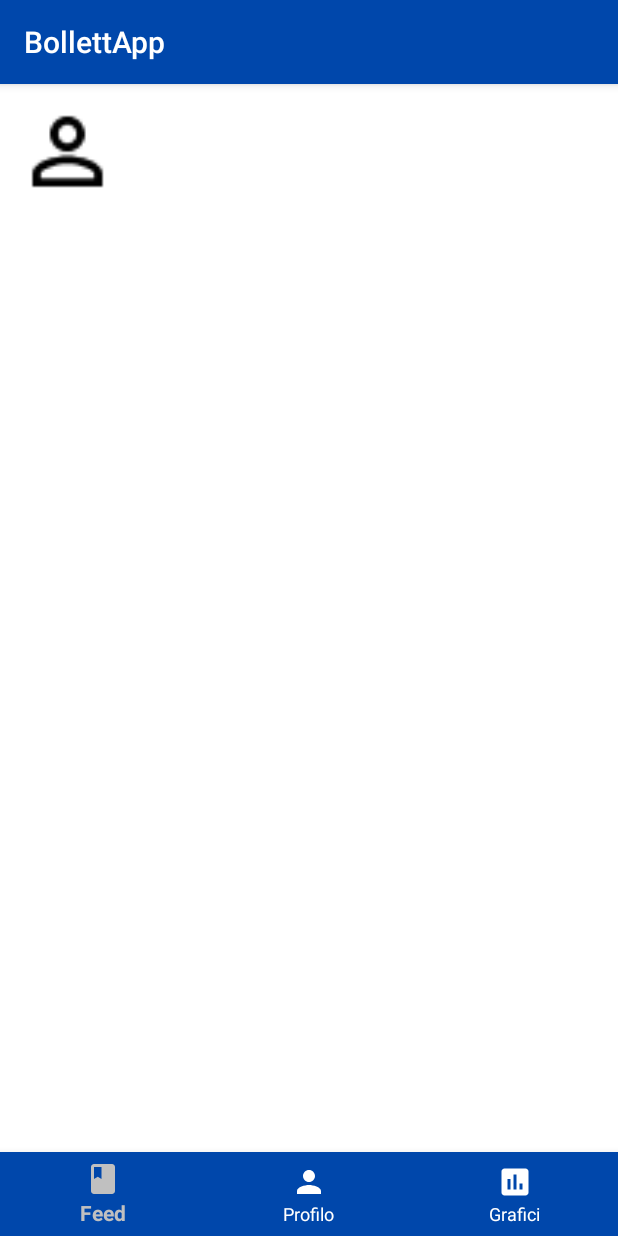
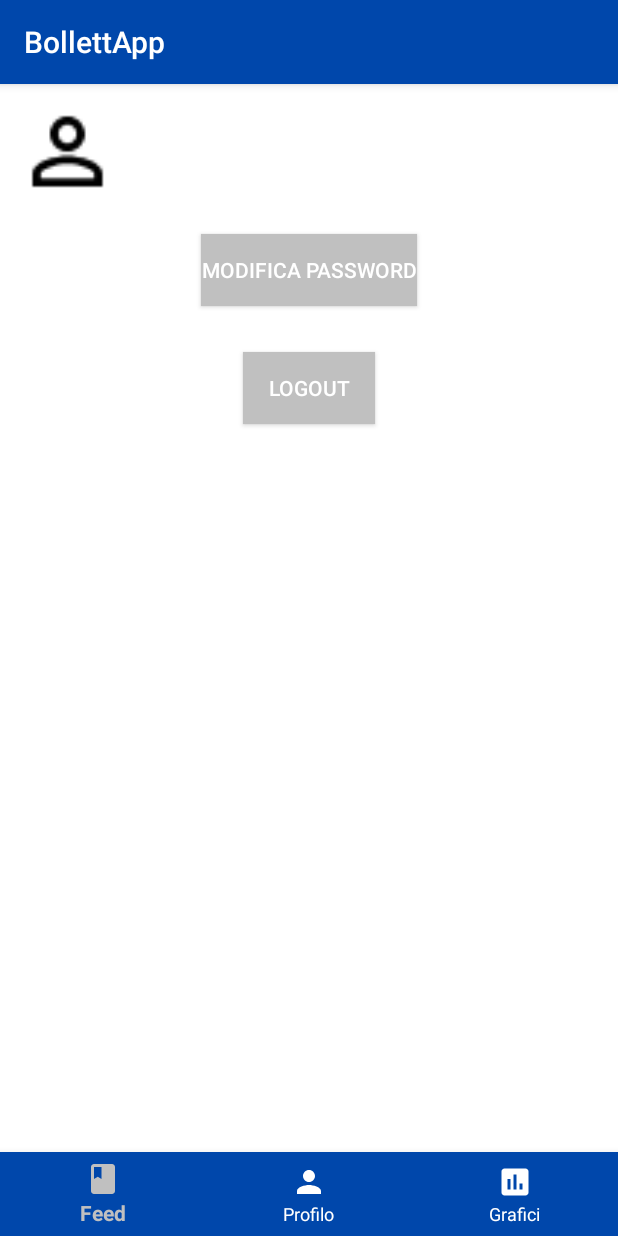
Before and after one commit to DanielePallini/BollettApp, an Android app: the fragment FragmentProfilo placed in its activity, on a phone screen of 412 x 824 dp. Run offline under Robolectric (Android 15) with nearby library versions, the phone set to English and light mode, and no system bars; our stand-ins replace Firebase (no records; nobody signed in at launch, a user with empty details on screens opened directly).

Commit message:
Update: Added minor functions, such as logout, change password...

```diff
--- a/app/src/main/java/com/example/login/fragments/FragmentProfilo.java
+++ b/app/src/main/java/com/example/login/fragments/FragmentProfilo.java
@@ -3,6 +3,7 @@ package com.example.login.fragments;
 import android.Manifest;
 import android.content.ComponentName;
 import android.content.Intent;
+import android.content.SharedPreferences;
 import android.content.pm.PackageManager;
 import android.content.pm.ResolveInfo;
 import android.graphics.Bitmap;
@@ -10,9 +11,11 @@ import android.net.Uri;
 import android.os.Bundle;
 import android.os.Parcelable;
 import android.provider.MediaStore;
+import android.util.Log;
 import android.view.LayoutInflater;
 import android.view.View;
 import android.view.ViewGroup;
+import android.widget.Button;
 import android.widget.ImageView;
 import android.widget.TextView;
 import android.widget.Toast;
@@ -22,7 +25,11 @@ import androidx.annotation.Nullable;
 import androidx.fragment.app.Fragment;
 
 import com.bumptech.glide.Glide;
+import com.example.login.MainActivity;
 import com.example.login.R;
+import com.google.android.gms.tasks.OnCompleteListener;
+import com.google.android.gms.tasks.Task;
+import com.google.android.material.textfield.TextInputEditText;
 import com.google.firebase.auth.FirebaseAuth;
 import com.google.firebase.auth.FirebaseUser;
 
@@ -32,6 +39,8 @@ import java.util.ArrayList;
 import java.util.List;
 
 import static android.app.Activity.RESULT_OK;
+import static android.content.Context.MODE_PRIVATE;
+import static androidx.constraintlayout.widget.Constraints.TAG;
 
 public class FragmentProfilo extends Fragment {
 
@@ -39,11 +48,13 @@ public class FragmentProfilo extends Fragment {
 
     private ImageView proPic;
     private TextView textNome;
+    private Button btnLogout, btnModificaPassword, btnSalvaPassword;
+    private TextInputEditText textPassword;
 
     private ArrayList<String> permissionsToRequest;
     private ArrayList<String> permissionsRejected = new ArrayList<>();
     private ArrayList<String> permissions = new ArrayList<>();
-
+    private FirebaseUser currentUser;
     private final static int ALL_PERMISSIONS_RESULT = 107;
     private final static int PICK_IMAGE = 200;
 
@@ -60,7 +71,11 @@ public class FragmentProfilo extends Fragment {
         proPic.setClipToOutline(true);
         textNome = view.findViewById(R.id.text_nome);
         mAuth = FirebaseAuth.getInstance();
-        FirebaseUser currentUser = mAuth.getCurrentUser();
+        currentUser = mAuth.getCurrentUser();
+        btnLogout = view.findViewById(R.id.btn_logout);
+        btnModificaPassword = view.findViewById(R.id.btn_modifica_password);
+        textPassword = view.findViewById(R.id.text_password);
+        btnSalvaPassword = view.findViewById(R.id.btn_salva_password);
 
         textNome.setText(currentUser.getDisplayName());
         if(currentUser.getPhotoUrl() != null){
@@ -88,6 +103,42 @@ public class FragmentProfilo extends Fragment {
                 } else {
                     startActivityForResult(getPickImageChooserIntent(), PICK_IMAGE );
                 }
+            }
+        });
+        btnLogout.setOnClickListener(new View.OnClickListener() {
+            @Override
+            public void onClick(View v) {
+                mAuth.signOut();
+                SharedPreferences preferences = getActivity().getSharedPreferences("login", MODE_PRIVATE);
+                SharedPreferences.Editor editor = preferences.edit();
+                editor.putBoolean("firstrun", true);
+                editor.apply();
+                Intent intent = new Intent(getActivity(), MainActivity.class);
+                startActivity(intent);
+            }
+        });
+        btnModificaPassword.setOnClickListener(new View.OnClickListener() {
+            @Override
+            public void onClick(View v) {
+                btnModificaPassword.setVisibility(View.GONE);
+                textPassword.setVisibility(View.VISIBLE);
+                btnSalvaPassword.setVisibility(View.VISIBLE);
+                btnSalvaPassword.setOnClickListener(new View.OnClickListener() {
+                    @Override
+                    public void onClick(View v) {
+                        String newPassword = textPassword.getText().toString();
+                        currentUser.updatePassword(newPassword)
+                                .addOnCompleteListener(new OnCompleteListener<Void>() {
+                                    @Override
+                                    public void onComplete(@NonNull Task<Void> task) {
+                                        if (task.isSuccessful()) {
+                                            Toast.makeText(getActivity(), "Password modificata con successo", Toast.LENGTH_SHORT).show();
+                                        }
+                                    }
+                                });
+                    }
+                });
+
             }
         });
         return view;
--- a/app/src/main/java/com/example/login/fragments/FragmentRegistrazione.java
+++ b/app/src/main/java/com/example/login/fragments/FragmentRegistrazione.java
@@ -44,6 +44,12 @@ public class FragmentRegistrazione extends Fragment {
         textEmail = view.findViewById(R.id.text_email);
         textPassword = view.findViewById(R.id.text_password);
         btnRegistra = view.findViewById(R.id.btn_registra);
+        Bundle args = getArguments();
+        String tmp = "";
+        tmp = args.getString("email", "");
+        textEmail.setText(tmp);
+        tmp = args.getString("password", "");
+        textPassword.setText(tmp);
         btnRegistra.setOnClickListener(new View.OnClickListener() {
             @Override
             public void onClick(View v) {
--- a/app/src/main/res/layout/fragment_profilo.xml
+++ b/app/src/main/res/layout/fragment_profilo.xml
@@ -24,4 +24,45 @@
             android:id="@+id/text_nome"
             android:layout_gravity="center_vertical"/>
     </LinearLayout>
+    <Button
+        android:id="@+id/btn_modifica_password"
+        android:layout_width="wrap_content"
+        android:layout_height="wrap_content"
+        android:layout_gravity="center"
+        android:layout_marginTop="10dp"
+        android:background="#c0c0c0"
+        android:text="Modifica Password"
+        android:textColor="@android:color/white"/>
+
+    <com.google.android.material.textfield.TextInputLayout
+        android:layout_width="match_parent"
+        android:layout_height="wrap_content"
+        android:hint="Nuova Password"
+        android:layout_marginTop="10dp">
+        <com.google.android.material.textfield.TextInputEditText
+            android:layout_width="match_parent"
+            android:layout_height="wrap_content"
+            android:id="@+id/text_password"
+            android:inputType="textPassword"
+            android:visibility="gone"/>
+    </com.google.android.material.textfield.TextInputLayout>
+    <Button
+        android:id="@+id/btn_salva_password"
+        android:layout_width="wrap_content"
+        android:layout_height="wrap_content"
+        android:layout_gravity="center"
+        android:layout_marginTop="10dp"
+        android:background="#c0c0c0"
+        android:text="Salva Modifiche"
+        android:visibility="gone"
+        android:textColor="@android:color/white"/>
+    <Button
+        android:id="@+id/btn_logout"
+        android:layout_width="wrap_content"
+        android:layout_height="wrap_content"
+        android:layout_gravity="center"
+        android:layout_marginTop="10dp"
+        android:background="#c0c0c0"
+        android:text="Logout"
+        android:textColor="@android:color/white"/>
 </LinearLayout>
--- a/app/src/main/res/layout/fragment_registrazione.xml
+++ b/app/src/main/res/layout/fragment_registrazione.xml
@@ -63,6 +63,6 @@
         android:id="@+id/btn_registra"
         android:layout_marginTop="20dp"
         android:layout_gravity="end"
-        android:background="#06FAF2"
+        android:background="#c0c0c0"
         android:textColor="@android:color/white"/>
 </LinearLayout>
```
Also changed, not shown: app/src/main/java/com/example/login/fragments/FragmentFeed.java (+8 -25 lines), app/src/main/java/com/example/login/fragments/FragmentLogin.java (+23 -3 lines), app/src/main/res/layout/fragment_login.xml (+10 -1 lines).
